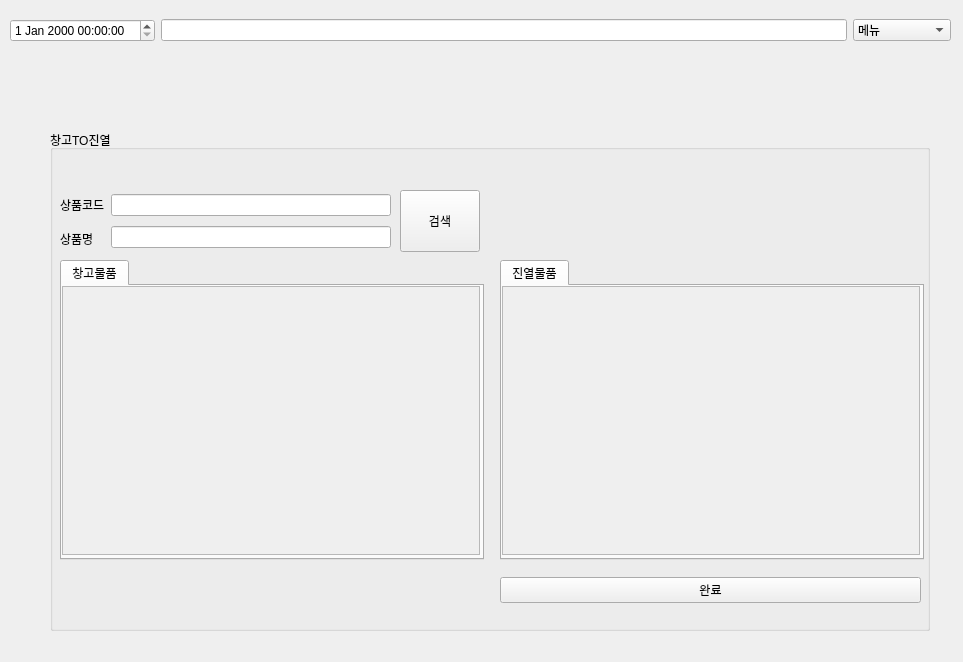
johnnyapu15/IDB, file ui/1.ui: the form before one commit.
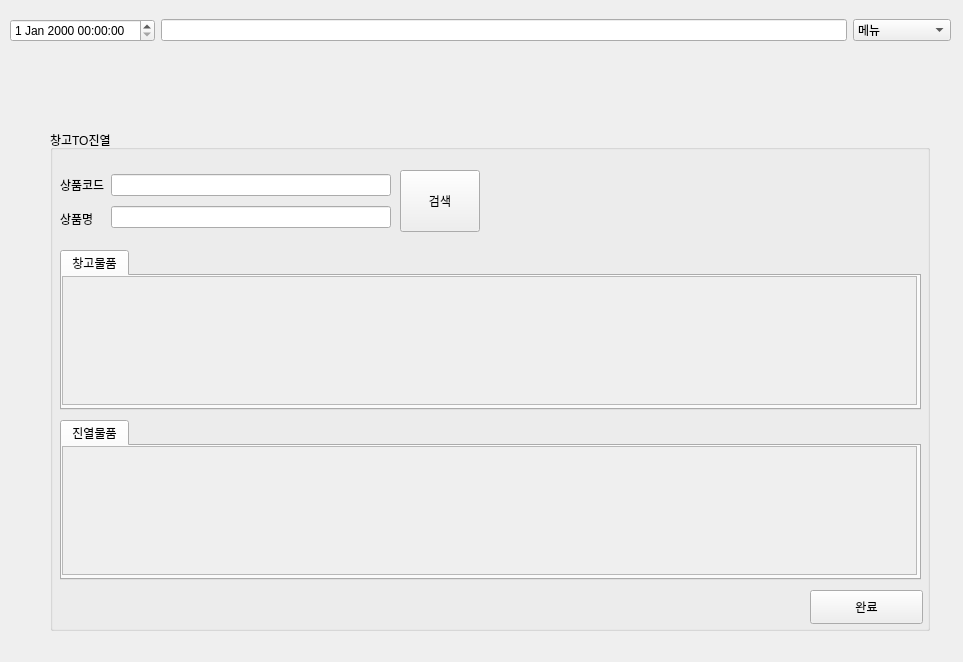
The form after the commit. The open tabs and pages were chosen to show the change.

```diff
--- a/ui/1.ui
+++ b/ui/1.ui
@@ -958,7 +958,7 @@
        <property name="geometry">
         <rect>
          <x>10</x>
-         <y>60</y>
+         <y>40</y>
          <width>331</width>
          <height>63</height>
         </rect>
@@ -1007,7 +1007,7 @@
        <property name="geometry">
         <rect>
          <x>350</x>
-         <y>60</y>
+         <y>40</y>
          <width>80</width>
          <height>62</height>
         </rect>
@@ -1020,9 +1020,9 @@
        <property name="geometry">
         <rect>
          <x>10</x>
-         <y>130</y>
-         <width>424</width>
-         <height>300</height>
+         <y>120</y>
+         <width>861</width>
+         <height>160</height>
         </rect>
        </property>
        <property name="currentIndex">
@@ -1037,8 +1037,8 @@
           <rect>
            <x>0</x>
            <y>0</y>
-           <width>418</width>
-           <height>269</height>
+           <width>855</width>
+           <height>129</height>
           </rect>
          </property>
          <property name="widgetResizable">
@@ -1049,8 +1049,8 @@
            <rect>
             <x>0</x>
             <y>0</y>
-            <width>416</width>
-            <height>267</height>
+            <width>853</width>
+            <height>127</height>
            </rect>
           </property>
           <widget class="QWidget" name="gridLayoutWidget_13">
@@ -1058,8 +1058,8 @@
             <rect>
              <x>0</x>
              <y>0</y>
-             <width>421</width>
-             <height>271</height>
+             <width>861</width>
+             <height>131</height>
             </rect>
            </property>
            <layout class="QGridLayout" name="gridLayout_13"/>
@@ -1071,10 +1071,10 @@
       <widget class="QTabWidget" name="tabWidget_2">
        <property name="geometry">
         <rect>
-         <x>450</x>
-         <y>130</y>
-         <width>424</width>
-         <height>300</height>
+         <x>10</x>
+         <y>290</y>
+         <width>861</width>
+         <height>160</height>
         </rect>
        </property>
        <property name="currentIndex">
@@ -1089,8 +1089,8 @@
           <rect>
            <x>0</x>
            <y>0</y>
-           <width>418</width>
-           <height>269</height>
+           <width>855</width>
+           <height>129</height>
           </rect>
          </property>
          <property name="widgetResizable">
@@ -1101,8 +1101,8 @@
            <rect>
             <x>0</x>
             <y>0</y>
-            <width>416</width>
-            <height>267</height>
+            <width>853</width>
+            <height>127</height>
            </rect>
           </property>
           <widget class="QWidget" name="gridLayoutWidget_14">
@@ -1110,8 +1110,8 @@
             <rect>
              <x>0</x>
              <y>0</y>
-             <width>421</width>
-             <height>271</height>
+             <width>861</width>
+             <height>131</height>
             </rect>
            </property>
            <layout class="QGridLayout" name="gridLayout_14"/>
@@ -1120,24 +1120,18 @@
         </widget>
        </widget>
       </widget>
-      <widget class="QWidget" name="horizontalLayoutWidget_24">
+      <widget class="QPushButton" name="pushButton_47">
        <property name="geometry">
         <rect>
-         <x>450</x>
-         <y>440</y>
-         <width>421</width>
-         <height>41</height>
+         <x>760</x>
+         <y>460</y>
+         <width>113</width>
+         <height>34</height>
         </rect>
        </property>
-       <layout class="QHBoxLayout" name="horizontalLayout_40">
-        <item>
-         <widget class="QPushButton" name="pushButton_47">
-          <property name="text">
-           <string>완료</string>
-          </property>
-         </widget>
-        </item>
-       </layout>
+       <property name="text">
+        <string>완료</string>
+       </property>
       </widget>
      </widget>
     </widget>
```
Left out of the diff: 22 changed lines with no effect on the pictures.
